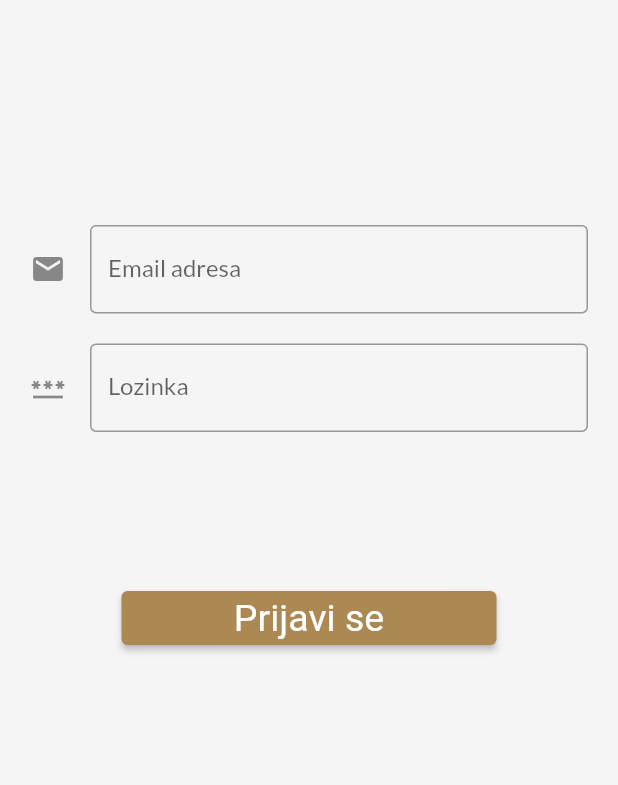
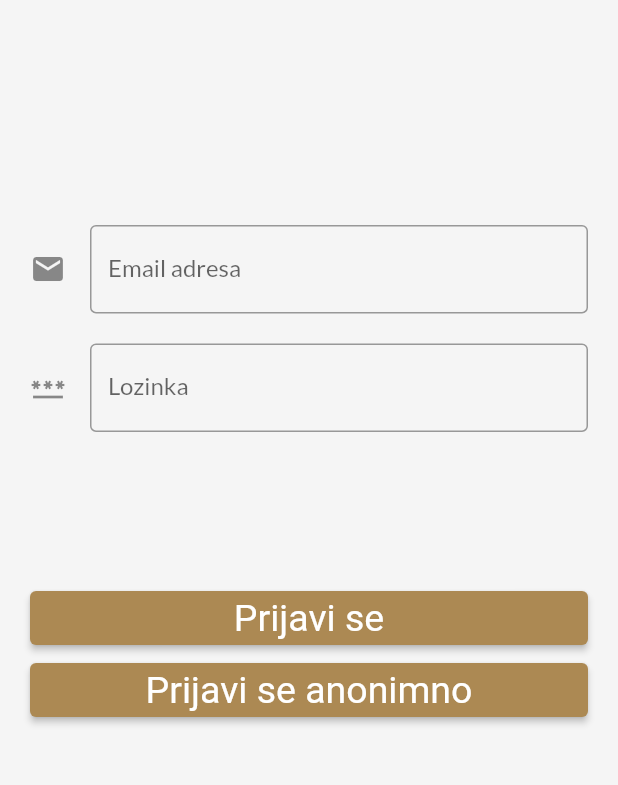
Before and after one commit to rehhha/capital, a Flutter app: the screen it shows after launch, on a phone screen of 412 x 824 dp, the part 343-1128 px from its top. Run offline on Flutter 3.47's test engine with Material 2 defaults, Android fonts, the phone set to English and light mode, and no system bars; our stand-ins replace cloud_firestore, firebase_auth, firebase_core, flutter_native_splash, google_fonts; accounts and stored records are empty.

Commit message:
anonimni login

```diff
--- a/lib/authenticate/signIn.dart
+++ b/lib/authenticate/signIn.dart
@@ -91,13 +91,12 @@ class _SignInState extends State<SignIn> {
                         height: 100.0,
                       ),
                       ElevatedButton(
-                        child: Text(
-                          'Prijavi se'),
-                          style: ElevatedButton.styleFrom(
-                            fixedSize: Size.fromWidth(250),
-                            textStyle: TextStyle(fontSize: 25),
-                            primary: Color.fromARGB(255, 172, 137, 83),
-                          ),
+                        child: Text('Prijavi se'),
+                        style: ElevatedButton.styleFrom(
+                          fixedSize: Size.fromWidth(400),
+                          textStyle: TextStyle(fontSize: 25),
+                          primary: Color.fromARGB(255, 172, 137, 83),
+                        ),
                         onPressed: () async {
                           if (_formKey.currentState!.validate()) {
                             dynamic result = await _auth.signIn(email, pass);
@@ -107,11 +106,28 @@ class _SignInState extends State<SignIn> {
                           }
                         },
                       ),
+                      ElevatedButton(
+                        onPressed: () async {
+                          if (_formKey.currentState!.validate()) {
+                            dynamic result = await _auth.signInAnon();
+                            if (result == null) {
+                              setState(() => error = 'Greška');
+                            }
+                          }
+                        },
+                        child: Text('Prijavi se anonimno',
+                            textAlign: TextAlign.center),
+                        style: ElevatedButton.styleFrom(
+                          fixedSize: Size.fromWidth(400),
+                          textStyle: TextStyle(fontSize: 25),
+                          primary: Color.fromARGB(255, 172, 137, 83),
+                        ),
+                      ),
                       SizedBox(height: 12.0),
                       Text(
                         error,
                         style: TextStyle(color: Colors.red, fontSize: 14),
-                      )
+                      ),
                     ],
                   ),
                 ),
--- a/lib/home/Home.dart
+++ b/lib/home/Home.dart
@@ -4,6 +4,8 @@ import 'package:cloud_firestore/cloud_firestore.dart';
 import 'package:flutter/material.dart';
 import 'package:capital/screens/Rezervacije.dart';
 import 'package:capital/screens/Meni.dart';
+import 'package:capital/authenticate/authenticate.dart';
+import 'package:capital/main.dart';
 
 class Home extends StatelessWidget {
   final AuthService _auth = AuthService();
@@ -19,9 +21,10 @@ class Home extends StatelessWidget {
         actions: <Widget>[
           FlatButton.icon(
             icon: Icon(Icons.person),
-            label: Text('logout'),
+            label: Text('Odjavi se'),
             onPressed: () async {
               await _auth.signOut();
+
             },
           )
         ],
--- a/lib/screens/Rezervacija.dart
+++ b/lib/screens/Rezervacija.dart
@@ -7,6 +7,7 @@ import '../home/Home.dart';
 import 'PravljenjeRezervacija.dart';
 import 'package:capital/services/auth.dart';
 import 'dart:convert';
+import 'package:capital/main.dart';
 
 import 'Rezervacije.dart';
 
@@ -62,7 +63,7 @@ class _RezervacijaState extends State<Rezervacija> {
                   onPressed: () {
                     Navigator.push(
                       context,
-                      MaterialPageRoute(builder: (context) => Home()),
+                      MaterialPageRoute(builder: (context) => Capital()),
                     );
                   },
                 ),
@@ -82,7 +83,7 @@ class _RezervacijaState extends State<Rezervacija> {
                     Navigator.pushAndRemoveUntil(
                       context,
                       MaterialPageRoute(
-                          builder: (context) => Rezervacije()),
+                          builder: (context) => Capital()),
                           (Route<dynamic> route) => false,
                     );
                   },
--- a/pubspec.yaml
+++ b/pubspec.yaml
@@ -52,6 +52,7 @@ dev_dependencies:
   # package. See that file for information about deactivating specific lint
   # rules and activating additional ones.
   flutter_lints: ^1.0.0
+  flutter_launcher_icons: "^0.9.2"
 
 # For information on the generic Dart part of this file, see the
 # following page: https://dart.dev/tools/pub/pubspec
@@ -97,3 +98,8 @@ flutter:
 flutter_native_splash:
   color: "#ffffff"
   image: app/src/main/res/mipmap-hdpi/ic_launcher.png
+
+flutter_icons:
+  android: "launcher_icon"
+  ios: true
+  image_path: "assets/images/ic_launcher.png"
```
Also changed, not shown: lib/screens/ImaLiRezervaciju.dart (+23 -3 lines), pubspec.lock, 25 other files.
